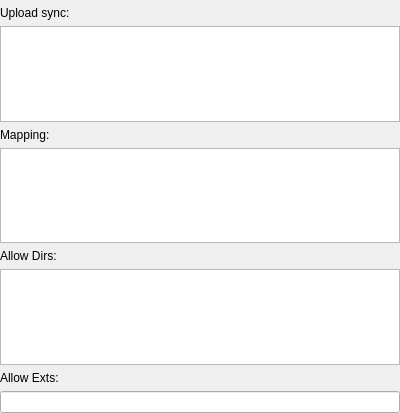
Old version of the form addon/COS/cos_form_dir_setting.ui in the repository fengzhu2007/anycode.
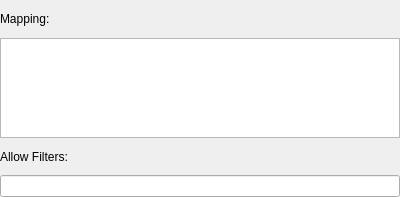
New version of the form. Custom widgets are drawn as their Qt base class.

Diff of the .ui file:
```diff
--- a/addon/COS/cos_form_dir_setting.ui
+++ b/addon/COS/cos_form_dir_setting.ui
@@ -7,7 +7,7 @@
     <x>0</x>
     <y>0</y>
     <width>400</width>
-    <height>413</height>
+    <height>197</height>
    </rect>
   </property>
   <property name="windowTitle">
@@ -26,56 +26,6 @@
    <property name="bottomMargin">
     <number>0</number>
    </property>
-   <item>
-    <widget class="QLabel" name="label">
-     <property name="minimumSize">
-      <size>
-       <width>80</width>
-       <height>0</height>
-      </size>
-     </property>
-     <property name="maximumSize">
-      <size>
-       <width>80</width>
-       <height>16777215</height>
-      </size>
-     </property>
-     <property name="baseSize">
-      <size>
-       <width>80</width>
-       <height>0</height>
-      </size>
-     </property>
-     <property name="text">
-      <string>Upload sync:</string>
-     </property>
-     <property name="alignment">
-      <set>Qt::AlignLeading|Qt::AlignLeft|Qt::AlignVCenter</set>
-     </property>
-    </widget>
-   </item>
-   <item>
-    <widget class="ady::DirMappingView" name="localTreeView">
-     <property name="maximumSize">
-      <size>
-       <width>16777215</width>
-       <height>100</height>
-      </size>
-     </property>
-     <property name="editTriggers">
-      <set>QAbstractItemView::CurrentChanged|QAbstractItemView::DoubleClicked|QAbstractItemView::EditKeyPressed|QAbstractItemView::SelectedClicked</set>
-     </property>
-     <property name="selectionMode">
-      <enum>QAbstractItemView::SingleSelection</enum>
-     </property>
-     <property name="rootIsDecorated">
-      <bool>false</bool>
-     </property>
-     <property name="itemsExpandable">
-      <bool>false</bool>
-     </property>
-    </widget>
-   </item>
    <item>
     <widget class="QLabel" name="re">
      <property name="minimumSize">
@@ -106,41 +56,12 @@
    </item>
    <item>
     <widget class="ady::DirMappingView" name="remoteTreeView">
-     <property name="maximumSize">
-      <size>
-       <width>16777215</width>
-       <height>100</height>
-      </size>
-     </property>
-     <property name="editTriggers">
-      <set>QAbstractItemView::CurrentChanged|QAbstractItemView::EditKeyPressed|QAbstractItemView::SelectedClicked</set>
-     </property>
-     <property name="rootIsDecorated">
-      <bool>false</bool>
-     </property>
-     <property name="itemsExpandable">
-      <bool>false</bool>
-     </property>
-    </widget>
-   </item>
-   <item>
-    <widget class="QLabel" name="label_2">
      <property name="minimumSize">
       <size>
-       <width>80</width>
-       <height>0</height>
+       <width>0</width>
+       <height>100</height>
       </size>
      </property>
-     <property name="text">
-      <string>Allow Dirs:</string>
-     </property>
-     <property name="alignment">
-      <set>Qt::AlignLeading|Qt::AlignLeft|Qt::AlignVCenter</set>
-     </property>
-    </widget>
-   </item>
-   <item>
-    <widget class="ady::DirMappingView" name="allowDirTreeView">
      <property name="maximumSize">
       <size>
        <width>16777215</width>
@@ -179,7 +100,7 @@
       </size>
      </property>
      <property name="text">
-      <string>Allow Exts:</string>
+      <string>Allow Filters:</string>
      </property>
      <property name="alignment">
       <set>Qt::AlignLeading|Qt::AlignLeft|Qt::AlignVCenter</set>
```
